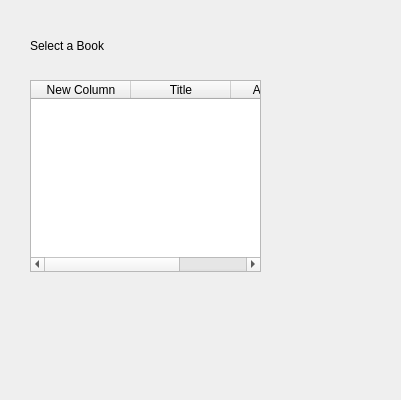
First picture: the form in borrowreturn.ui, repository youstina-saleh/Librarystem, before the edit.
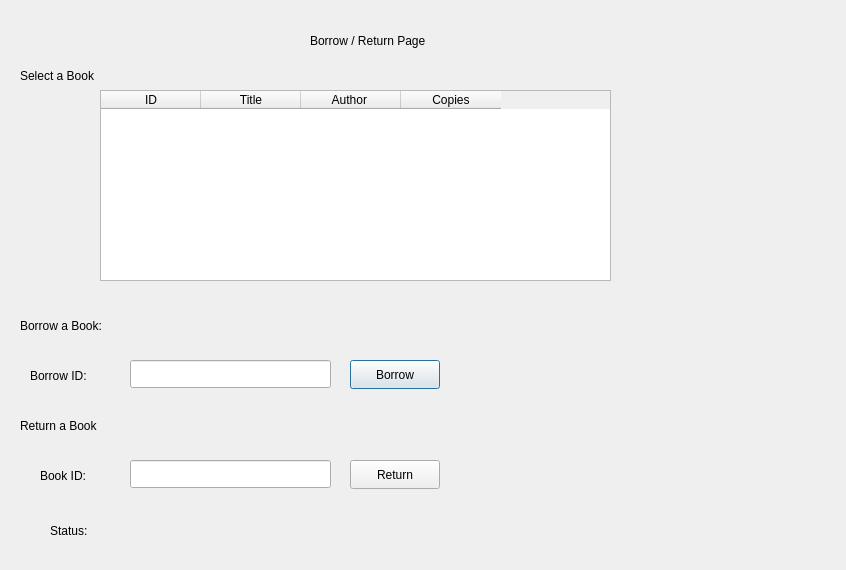
Second picture: the form after the edit.

Commit message: Borrow return page and reports page of the admin

Diff of the .ui file:
```diff
--- a/borrowreturn.ui
+++ b/borrowreturn.ui
@@ -6,8 +6,8 @@
    <rect>
     <x>0</x>
     <y>0</y>
-    <width>401</width>
-    <height>400</height>
+    <width>846</width>
+    <height>570</height>
    </rect>
   </property>
   <property name="windowTitle">
@@ -16,8 +16,8 @@
   <widget class="QLabel" name="selectlabel">
    <property name="geometry">
     <rect>
-     <x>30</x>
-     <y>30</y>
+     <x>20</x>
+     <y>60</y>
      <width>91</width>
      <height>31</height>
     </rect>
@@ -29,15 +29,15 @@
   <widget class="QTableWidget" name="tableWidget">
    <property name="geometry">
     <rect>
-     <x>30</x>
-     <y>80</y>
-     <width>231</width>
-     <height>192</height>
+     <x>100</x>
+     <y>90</y>
+     <width>511</width>
+     <height>191</height>
     </rect>
    </property>
    <column>
     <property name="text">
-     <string>New Column</string>
+     <string>ID</string>
     </property>
    </column>
    <column>
@@ -47,9 +47,138 @@
    </column>
    <column>
     <property name="text">
-     <string>Availability</string>
+     <string>Author </string>
     </property>
    </column>
+   <column>
+    <property name="text">
+     <string>Copies</string>
+    </property>
+   </column>
+  </widget>
+  <widget class="QLabel" name="label">
+   <property name="geometry">
+    <rect>
+     <x>310</x>
+     <y>10</y>
+     <width>211</width>
+     <height>61</height>
+    </rect>
+   </property>
+   <property name="text">
+    <string>Borrow / Return Page</string>
+   </property>
+  </widget>
+  <widget class="QLabel" name="selectlabel_2">
+   <property name="geometry">
+    <rect>
+     <x>30</x>
+     <y>360</y>
+     <width>91</width>
+     <height>31</height>
+    </rect>
+   </property>
+   <property name="text">
+    <string>Borrow ID: </string>
+   </property>
+  </widget>
+  <widget class="QLabel" name="selectlabel_3">
+   <property name="geometry">
+    <rect>
+     <x>40</x>
+     <y>460</y>
+     <width>91</width>
+     <height>31</height>
+    </rect>
+   </property>
+   <property name="text">
+    <string>Book ID: </string>
+   </property>
+  </widget>
+  <widget class="QLabel" name="selectlabel_4">
+   <property name="geometry">
+    <rect>
+     <x>20</x>
+     <y>310</y>
+     <width>111</width>
+     <height>31</height>
+    </rect>
+   </property>
+   <property name="text">
+    <string>Borrow a Book: </string>
+   </property>
+  </widget>
+  <widget class="QLabel" name="selectlabel_5">
+   <property name="geometry">
+    <rect>
+     <x>20</x>
+     <y>410</y>
+     <width>121</width>
+     <height>31</height>
+    </rect>
+   </property>
+   <property name="text">
+    <string>Return a Book </string>
+   </property>
+  </widget>
+  <widget class="QLabel" name="statusLabel">
+   <property name="geometry">
+    <rect>
+     <x>50</x>
+     <y>510</y>
+     <width>711</width>
+     <height>41</height>
+    </rect>
+   </property>
+   <property name="text">
+    <string>Status: </string>
+   </property>
+  </widget>
+  <widget class="QLineEdit" name="returnID">
+   <property name="geometry">
+    <rect>
+     <x>130</x>
+     <y>460</y>
+     <width>201</width>
+     <height>28</height>
+    </rect>
+   </property>
+  </widget>
+  <widget class="QLineEdit" name="borrowID">
+   <property name="geometry">
+    <rect>
+     <x>130</x>
+     <y>360</y>
+     <width>201</width>
+     <height>28</height>
+    </rect>
+   </property>
+  </widget>
+  <widget class="QPushButton" name="borrowButton">
+   <property name="geometry">
+    <rect>
+     <x>350</x>
+     <y>360</y>
+     <width>90</width>
+     <height>29</height>
+    </rect>
+   </property>
+   <property name="text">
+    <string>Borrow</string>
+   </property>
+  </widget>
+  <widget class="QPushButton" name="returnButton">
+   <property name="geometry">
+    <rect>
+     <x>350</x>
+     <y>460</y>
+     <width>90</width>
+     <height>29</height>
+    </rect>
+   </property>
+   <property name="text">
+    <string>Return</string>
+   </property>
   </widget>
  </widget>
  <resources/>
```
The commit also changes 576 other files.
